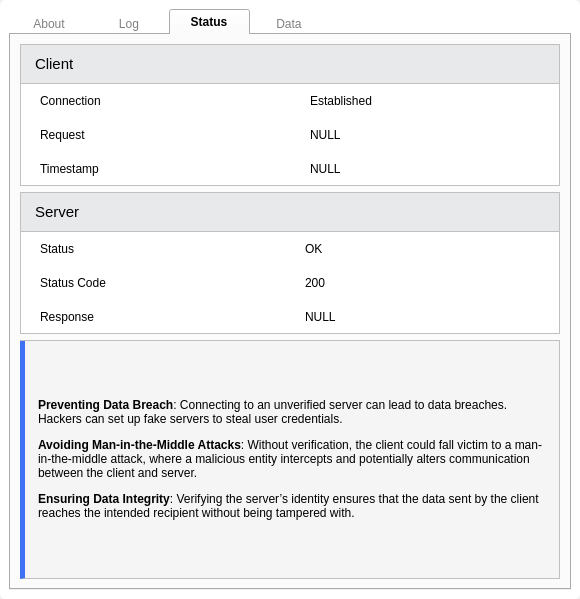
Before: the Qt Designer form src/views/component_views/register_info_view.ui in devforgely/MFA-Simulator, drawn with Qt 5.
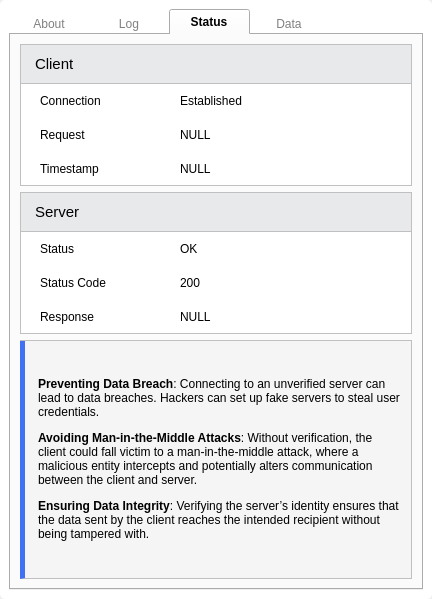
After: the same form once the commit is applied. The open tabs and pages were chosen to show the change. Icons and pictures are not drawn.

```diff
--- a/src/views/component_views/register_info_view.ui
+++ b/src/views/component_views/register_info_view.ui
@@ -9,7 +9,7 @@
    <rect>
     <x>0</x>
     <y>0</y>
-    <width>580</width>
+    <width>432</width>
     <height>599</height>
    </rect>
   </property>
@@ -430,11 +430,20 @@
                <property name="bottomMargin">
                 <number>10</number>
                </property>
-               <property name="spacing">
+               <property name="horizontalSpacing">
+                <number>10</number>
+               </property>
+               <property name="verticalSpacing">
                 <number>20</number>
                </property>
                <item row="1" column="0">
                 <widget class="QLabel" name="label_5">
+                 <property name="maximumSize">
+                  <size>
+                   <width>130</width>
+                   <height>16777215</height>
+                  </size>
+                 </property>
                  <property name="text">
                   <string>Request</string>
                  </property>
@@ -442,6 +451,18 @@
                </item>
                <item row="0" column="0">
                 <widget class="QLabel" name="label">
+                 <property name="sizePolicy">
+                  <sizepolicy hsizetype="Preferred" vsizetype="Preferred">
+                   <horstretch>0</horstretch>
+                   <verstretch>0</verstretch>
+                  </sizepolicy>
+                 </property>
+                 <property name="maximumSize">
+                  <size>
+                   <width>130</width>
+                   <height>16777215</height>
+                  </size>
+                 </property>
                  <property name="text">
                   <string>Connection</string>
                  </property>
@@ -463,6 +484,12 @@
                </item>
                <item row="2" column="0">
                 <widget class="QLabel" name="label_7">
+                 <property name="maximumSize">
+                  <size>
+                   <width>130</width>
+                   <height>16777215</height>
+                  </size>
+                 </property>
                  <property name="text">
                   <string>Timestamp</string>
                  </property>
@@ -540,6 +567,12 @@
                </item>
                <item row="0" column="0">
                 <widget class="QLabel" name="label_9">
+                 <property name="maximumSize">
+                  <size>
+                   <width>130</width>
+                   <height>16777215</height>
+                  </size>
+                 </property>
                  <property name="text">
                   <string>Status</string>
                  </property>
@@ -547,6 +580,12 @@
                </item>
                <item row="2" column="0">
                 <widget class="QLabel" name="label_11">
+                 <property name="maximumSize">
+                  <size>
+                   <width>130</width>
+                   <height>16777215</height>
+                  </size>
+                 </property>
                  <property name="text">
                   <string>Response</string>
                  </property>
@@ -561,6 +600,12 @@
                </item>
                <item row="1" column="0">
                 <widget class="QLabel" name="label_13">
+                 <property name="maximumSize">
+                  <size>
+                   <width>130</width>
+                   <height>16777215</height>
+                  </size>
+                 </property>
                  <property name="text">
                   <string>Status Code</string>
                  </property>
@@ -591,8 +636,8 @@
               <rect>
                <x>0</x>
                <y>0</y>
-               <width>118</width>
-               <height>798</height>
+               <width>361</width>
+               <height>222</height>
               </rect>
              </property>
              <layout class="QVBoxLayout" name="verticalLayout_15">
```
Left out of the diff: 8 changed lines with no effect on the pictures.
